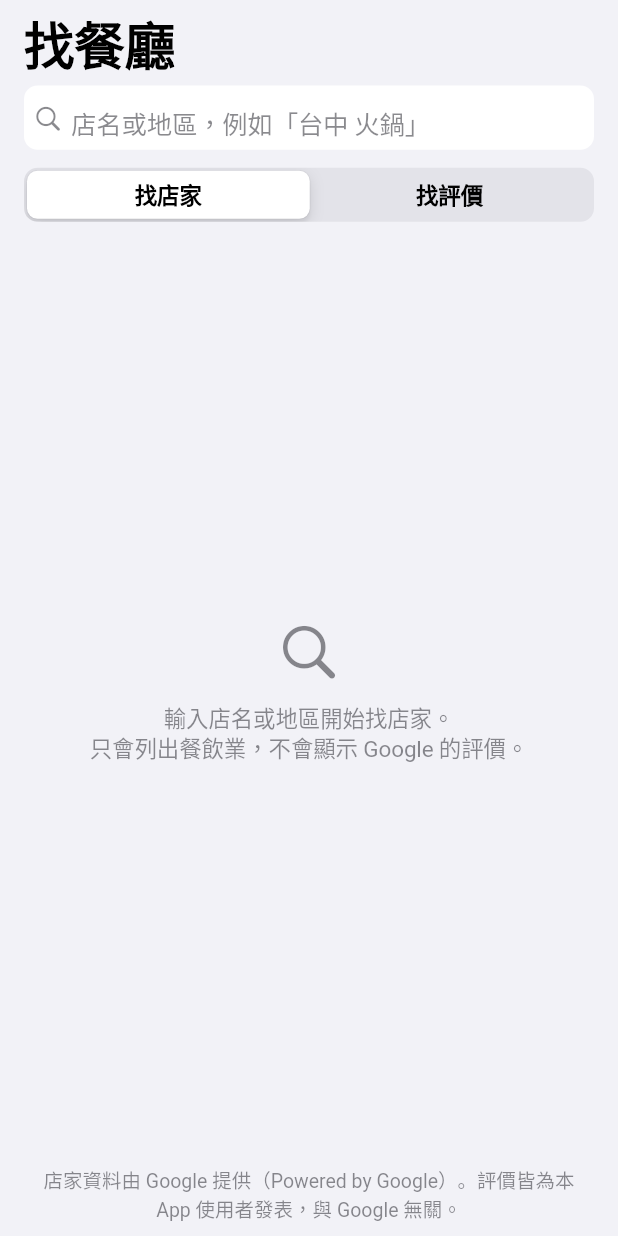
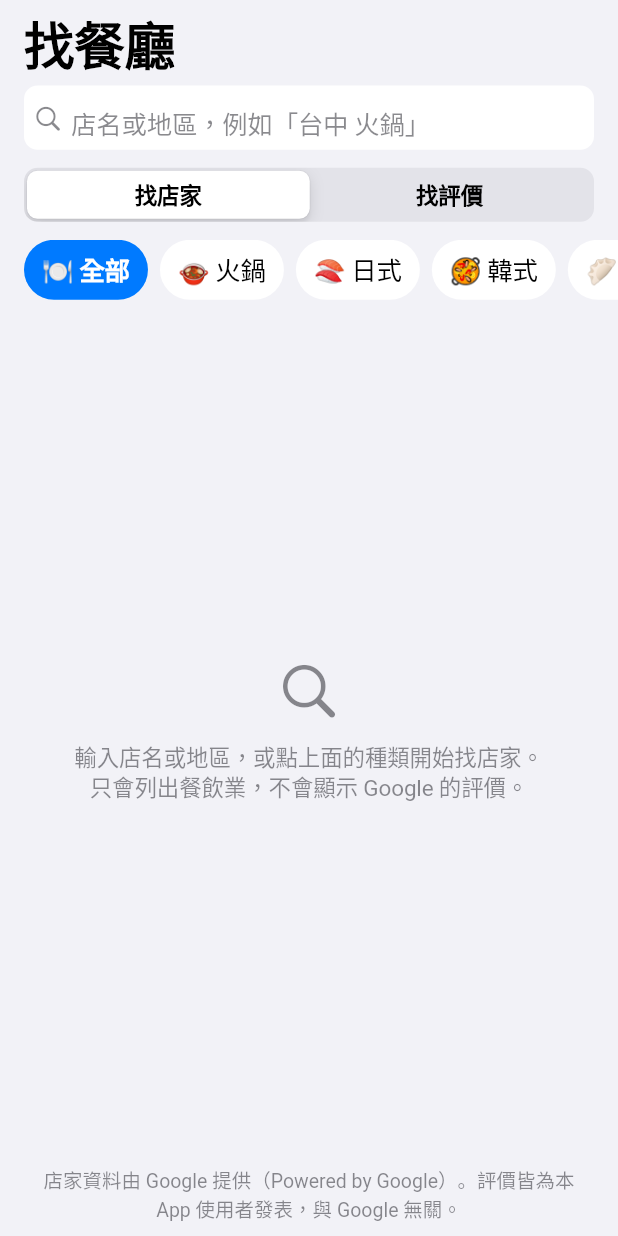
Before and after one commit to e5525726e-bit/crownmine, a Flutter app: the SearchScreen screen opened directly, on a phone screen of 412 x 824 dp. Run offline on Flutter 3.47's test engine with Material 3 defaults, Android fonts, the phone set to English and light mode, and no system bars; our stand-ins replace flutter_svg, geolocator, google_maps_flutter, image_picker, share_plus, supabase_flutter; accounts and stored records are empty; statements that could not run were skipped.

Commit message:
餐飲種類分類列（火鍋、日式、韓式、咖啡廳…）：找店家與附近餐廳都可依種類篩選
- FoodCategory：Google 類型精準過濾或關鍵字搜尋
- 後端 search 支援 type/radius，nearby 支援 types 白名單過濾，快取鍵含分類

Co-Authored-By: Claude Fable 5.1 <noreply@anthropic.com>
Claude-Session: https://claude.ai/code/session_01Qbd4dsYWANYdDi6EcJjqN6

```diff
--- a/lib/features/search/search_screen.dart
+++ b/lib/features/search/search_screen.dart
@@ -1,10 +1,13 @@
 import 'package:flutter/cupertino.dart';
 import 'package:flutter/material.dart';
+import 'package:geolocator/geolocator.dart';
 
 import '../../di.dart';
+import '../../models/food_category.dart';
 import '../../models/place.dart';
 import '../../models/review.dart';
 import '../../widgets/async_body.dart';
+import '../../widgets/category_chips.dart';
 import '../../widgets/google_attribution.dart';
 import '../../widgets/inset_group.dart';
 import '../../widgets/inset_list_view.dart';
@@ -26,6 +29,7 @@ class SearchScreen extends StatefulWidget {
 
 class _SearchScreenState extends State<SearchScreen> {
   _Mode _mode = _Mode.google;
+  FoodCategory _category = FoodCategory.all;
   final _controller = TextEditingController();
   Future<List<Place>>? _googleFuture;
   Future<List<ReviewedPlace>>? _appFuture;
@@ -47,12 +51,37 @@ class _SearchScreenState extends State<SearchScreen> {
     final q = _controller.text.trim();
     setState(() {
       if (_mode == _Mode.google) {
-        if (q.isNotEmpty) _googleFuture = placesService.searchText(q);
+        final full = _category.queryFor(q);
+        if (full.isNotEmpty) _googleFuture = _searchGoogle(full);
       } else {
         _lastAppQuery = q;
         _appFuture = reviewRepo.searchReviewedPlaces(q);
       }
     });
+  }
+
+  /// 有分類時盡量以使用者附近為中心（只用上次已知的位置，不會跳出權限詢問）。
+  Future<List<Place>> _searchGoogle(String query) async {
+    double? lat, lng;
+    if (!_category.isAll) {
+      try {
+        final pos = await Geolocator.getLastKnownPosition();
+        lat = pos?.latitude;
+        lng = pos?.longitude;
+      } catch (_) {}
+    }
+    return placesService.searchText(
+      query,
+      lat: lat,
+      lng: lng,
+      radiusMeters: lat == null ? null : 10000,
+      type: _category.searchType,
+    );
+  }
+
+  void _pickCategory(FoodCategory c) {
+    setState(() => _category = c == _category ? FoodCategory.all : c);
+    _submit();
   }
 
   void _open(String placeId, {Place? initial}) {
@@ -117,6 +146,12 @@ class _SearchScreenState extends State<SearchScreen> {
                 ),
               ),
             ),
+            if (_mode == _Mode.google)
+              Padding(
+                padding: const EdgeInsets.only(top: 8, bottom: 4),
+                child: CategoryChips(
+                    selected: _category, onChanged: _pickCategory),
+              ),
             Expanded(
               child: _mode == _Mode.google ? _googleResults() : _appResults(),
             ),
@@ -132,7 +167,7 @@ class _SearchScreenState extends State<SearchScreen> {
         onRetry: _submit,
         empty: const _Hint(
           icon: CupertinoIcons.search,
-          text: '輸入店名或地區開始找店家。\n只會列出餐飲業，不會顯示 Google 的評價。',
+          text: '輸入店名或地區，或點上面的種類開始找店家。\n只會列出餐飲業，不會顯示 Google 的評價。',
         ),
         builder: (context, places) {
           if (places.isEmpty) {
--- /dev/null
+++ b/lib/models/food_category.dart
@@ -0,0 +1,60 @@
+/// 餐飲種類（像外送平台那樣的分類列）。
+///
+/// 每個分類有兩種找法：
+/// - [types]：Google Places 的類型，附近搜尋用 includedTypes 精準過濾
+/// - [keyword]：Google 沒有對應類型時（例如火鍋、小吃），改用關鍵字文字搜尋
+enum FoodCategory {
+  all('全部', '🍽️', '', []),
+  hotpot('火鍋', '🍲', '火鍋', []),
+  japanese('日式', '🍣', '日式料理',
+      ['japanese_restaurant', 'sushi_restaurant', 'ramen_restaurant']),
+  korean('韓式', '🥘', '韓式料理', ['korean_restaurant']),
+  chinese('中式', '🥟', '中式餐廳', ['chinese_restaurant']),
+  snack('小吃', '🍢', '小吃', []),
+  noodle('麵食', '🍜', '麵店', []),
+  brunch('早午餐', '🍳', '早午餐', ['breakfast_restaurant', 'brunch_restaurant']),
+  cafe('咖啡廳', '☕', '咖啡廳', ['cafe', 'coffee_shop']),
+  dessert('甜點', '🍰', '甜點', [
+    'dessert_shop',
+    'dessert_restaurant',
+    'bakery',
+    'ice_cream_shop',
+    'donut_shop'
+  ]),
+  drink('飲料', '🧋', '手搖飲料', []),
+  bbq('燒烤', '🍖', '燒肉 燒烤', ['barbecue_restaurant']),
+  steak('牛排', '🥩', '牛排', ['steak_house']),
+  italian('義式', '🍕', '義式料理', ['italian_restaurant', 'pizza_restaurant']),
+  burger('漢堡', '🍔', '漢堡', [
+    'hamburger_restaurant',
+    'american_restaurant',
+    'fast_food_restaurant'
+  ]),
+  thai('泰越', '🍛', '泰式料理', ['thai_restaurant', 'vietnamese_restaurant']),
+  veg('素食', '🥗', '素食', ['vegetarian_restaurant', 'vegan_restaurant']),
+  seafood('海鮮', '🦐', '海鮮', ['seafood_restaurant']),
+  bar('酒吧', '🍺', '酒吧', ['bar', 'wine_bar', 'pub']),
+  bento('便當', '🍱', '便當', []);
+
+  const FoodCategory(this.label, this.emoji, this.keyword, this.types);
+
+  final String label;
+  final String emoji;
+  final String keyword;
+  final List<String> types;
+
+  bool get isAll => this == all;
+
+  /// 有 Google 類型可以精準過濾；否則只能用關鍵字。
+  bool get hasTypes => types.isNotEmpty;
+
+  /// 文字搜尋時要問 Google 的字串：使用者輸入 + 分類關鍵字。
+  String queryFor(String userText) {
+    final t = userText.trim();
+    if (isAll || t.contains(keyword)) return t;
+    return t.isEmpty ? keyword : '$t $keyword';
+  }
+
+  /// 文字搜尋的 includedType：有精準類型就用第一個；關鍵字分類則不限類型。
+  String? get searchType => isAll ? null : (hasTypes ? types.first : 'any');
+}
--- /dev/null
+++ b/lib/widgets/category_chips.dart
@@ -0,0 +1,56 @@
+import 'package:flutter/material.dart';
+
+import '../models/food_category.dart';
+import 'press_scale.dart';
+
+/// 橫向可捲動的餐飲種類列（像外送平台）。
+class CategoryChips extends StatelessWidget {
+  const CategoryChips({
+    super.key,
+    required this.selected,
+    required this.onChanged,
+  });
+
+  final FoodCategory selected;
+  final ValueChanged<FoodCategory> onChanged;
+
+  @override
+  Widget build(BuildContext context) {
+    final theme = Theme.of(context);
+    return SizedBox(
+      height: 40,
+      child: ListView.separated(
+        scrollDirection: Axis.horizontal,
+        padding: const EdgeInsets.symmetric(horizontal: 16),
+        itemCount: FoodCategory.values.length,
+        separatorBuilder: (_, __) => const SizedBox(width: 8),
+        itemBuilder: (context, i) {
+          final c = FoodCategory.values[i];
+          final on = c == selected;
+          return PressScale(
+            onTap: () => onChanged(c),
+            haptic: true,
+            scale: 0.95,
+            child: AnimatedContainer(
+              duration: const Duration(milliseconds: 160),
+              curve: Curves.easeOutCubic,
+              padding: const EdgeInsets.symmetric(horizontal: 12),
+              alignment: Alignment.center,
+              decoration: BoxDecoration(
+                color: on ? theme.colorScheme.primary : theme.cardTheme.color,
+                borderRadius: BorderRadius.circular(20),
+              ),
+              child: Text(
+                '${c.emoji} ${c.label}',
+                style: theme.textTheme.labelLarge?.copyWith(
+                  color: on ? theme.colorScheme.onPrimary : null,
+                  fontWeight: on ? FontWeight.w600 : FontWeight.w500,
+                ),
+              ),
+            ),
+          );
+        },
+      ),
+    );
+  }
+}
```
Also changed, not shown: lib/features/nearby/nearby_screen.dart (+29 -1 lines), lib/services/places_service.dart (+24 -3 lines), 2 other files.
